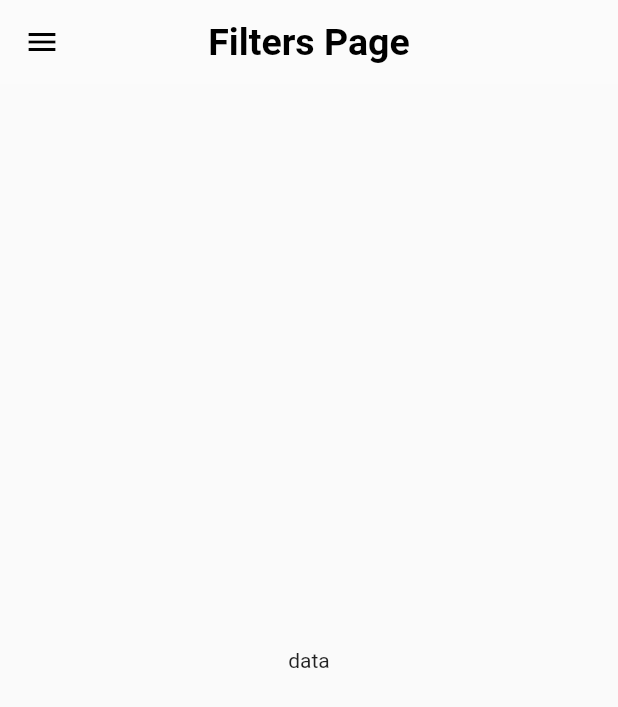
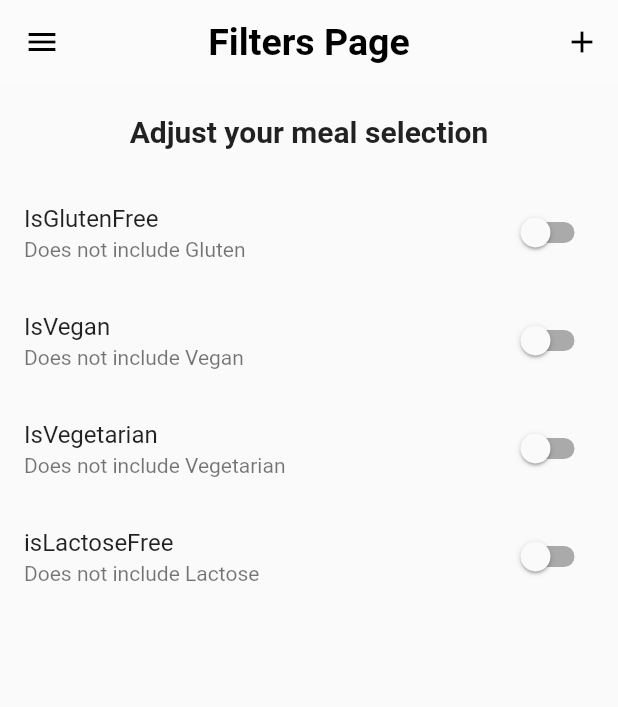
Before and after one commit to ramonyohannes/Food_Recipes-App, a Flutter app: the screen it shows after launch, in the side drawer, after a tap on "Filters", on a phone screen of 412 x 824 dp. Shown: the top 707 px of the screen. Run offline on Flutter 3.47's test engine with Material 2 defaults, Android fonts, the phone set to English and light mode, and no system bars.

Commit message:
Created Filter pages and logic

```diff
--- a/lib/main.dart
+++ b/lib/main.dart
@@ -5,13 +5,39 @@ import './screens/category_items.dart';
 import './screens/category_meals_detail.dart';
 import 'screens/filters_screen.dart';
 import './screens/tabs_screen.dart';
-import 'widgets/drawer.dart';
+import './dummy_data.dart';
+import './models/meal.dart';
 
 void main() => runApp(MyApp());
 
-class MyApp extends StatelessWidget {
+class MyApp extends StatefulWidget {
+  @override
+  State<MyApp> createState() => _MyAppState();
+}
+
+class _MyAppState extends State<MyApp> {
   @override
   Widget build(BuildContext context) {
+    Map<String, bool> filters = {
+      "isGlutenFree": false,
+      "isVegan": false,
+      "isVegetarian": false,
+      "isLactoseFree": false,
+    };
+    List<Meal> avalilableMeals = DUMMY_MEALS;
+
+    void setFilters(Map<String, bool> newFilters) {
+      setState(() {
+        filters = newFilters;
+
+        avalilableMeals = DUMMY_MEALS.where((meal) {
+          if (filters["isGlutenFree"] && !meal.isGlutenFree) {
+            return false;
+          }
+        }).toList();
+      });
+    }
+
     return MaterialApp(
       title: 'Material App',
       debugShowCheckedModeBanner: false,
@@ -31,28 +57,10 @@ class MyApp extends StatelessWidget {
         ),
       ),
       home: TabsScreen(),
-
-      /*    Scaffold(
-        appBar: AppBar(
-          title: Text(
-            'Meals App',
-            style: TextStyle(
-              fontSize: 25,
-              fontWeight: FontWeight.bold,
-              color: Colors.black,
-            ),
-          ),
-          centerTitle: true,
-          backgroundColor: Colors.white10,
-          elevation: 0,
-        ),
-        drawer: DrawerScreen(),
-        body: TabsScreen(),
-      ), */
       routes: {
         CategoryItems.routeName: (_) => CategoryItems(),
         CategoryMealsDetail.routeName: ((_) => CategoryMealsDetail()),
-        FilterScreen.routeName: (_) => FilterScreen(),
+        FilterScreen.routeName: (_) => FilterScreen(filters, setFilters),
         CategoryScreen.routeName: (_) => CategoryScreen(),
       },
     );
--- a/lib/screens/filters_screen.dart
+++ b/lib/screens/filters_screen.dart
@@ -1,20 +1,126 @@
 import 'package:flutter/material.dart';
 import '../widgets/drawer.dart';
 
-class FilterScreen extends StatelessWidget {
+class FilterScreen extends StatefulWidget {
   // const CategoryScreen({Key? key}) : super(key: key);
 
   static const routeName = "./FilterScreen";
 
+  final Map<String, bool> currentFilters;
+  final Function setFilters;
+  FilterScreen(this.currentFilters, this.setFilters);
+
+  @override
+  State<FilterScreen> createState() => _FilterScreenState();
+}
+
+class _FilterScreenState extends State<FilterScreen> {
+  bool GlutenFree = false;
+  bool Vegan = false;
+  bool Vegetarian = false;
+  bool LactoseFree = false;
+
+  /*  @override
+  void initState() {
+    // TODO: implement initState
+    GlutenFree = widget.currentFilters["isGlutenFree"];
+    Vegan = widget.currentFilters["isVegan"];
+    Vegetarian = widget.currentFilters["isVegetarian"];
+    LactoseFree = widget.currentFilters["isLactoseFree"];
+    super.initState();
+  } */
+
   @override
   Widget build(BuildContext context) {
+    print(widget.currentFilters["isGlutenFree"]);
+    print(widget.currentFilters["isVegan"]);
+    print(widget.currentFilters["isVegetarian"]);
+    print(widget.currentFilters["isLactoseFree"]);
     return Scaffold(
       appBar: AppBar(
         title: const Text("Filters Page"),
+        actions: [
+          IconButton(
+            onPressed: () {
+              final selectedFilters = {
+                "isGlutenFree": GlutenFree,
+                "isVegan": Vegan,
+                "isVegetarian": Vegetarian,
+                "isLactoseFree": LactoseFree,
+              };
+              widget.setFilters(selectedFilters);
+            },
+            icon: const Icon(
+              Icons.add,
+            ),
+          )
+        ],
       ),
       drawer: DrawerScreen(),
-      body: const Center(
-        child: Text("data"),
+      body: Column(
+        children: [
+          const SizedBox(
+            height: 20,
+          ),
+          Container(
+            child: const Text(
+              "Adjust your meal selection",
+              style: TextStyle(
+                fontWeight: FontWeight.bold,
+                fontSize: 20,
+              ),
+            ),
+          ),
+          const SizedBox(
+            height: 20,
+          ),
+          Expanded(
+            child: ListView(
+              children: [
+                SwitchListTile(
+                  title: const Text("IsGlutenFree"),
+                  subtitle: const Text("Does not include Gluten"),
+                  value: GlutenFree,
+                  onChanged: (newValue) {
+                    setState(() {
+                      GlutenFree = newValue;
+                    });
+                  },
+                ),
+                SwitchListTile(
+                  title: const Text("IsVegan"),
+                  subtitle: const Text("Does not include Vegan"),
+                  value: Vegan,
+                  onChanged: (newValue) {
+                    setState(() {
+                      Vegan = newValue;
+                    });
+                  },
+                ),
+                SwitchListTile(
+                  title: const Text("IsVegetarian"),
+                  subtitle: const Text("Does not include Vegetarian"),
+                  value: Vegetarian,
+                  onChanged: (newValue) {
+                    setState(() {
+                      Vegetarian = newValue;
+                    });
+                  },
+                ),
+                SwitchListTile(
+                  title: const Text("isLactoseFree"),
+                  subtitle: const Text("Does not include Lactose"),
+                  value: LactoseFree,
+                  onChanged: (newValue) {
+                    setState(() {
+                      LactoseFree = newValue;
+                    });
+                  },
+                ),
+              ],
+            ),
+          )
+        ],
       ),
     );
   }
```
